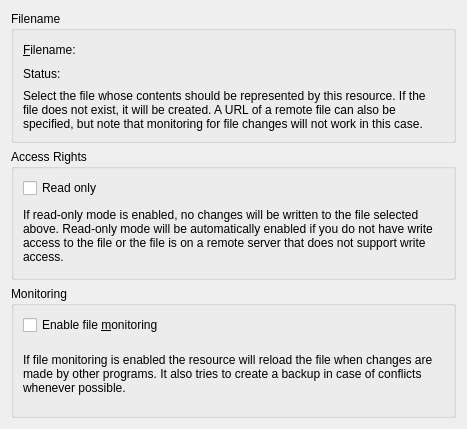
Old version of the form resources/shared/singlefileresourceconfigwidget_desktop.ui in the repository KDE/kdepim-runtime.
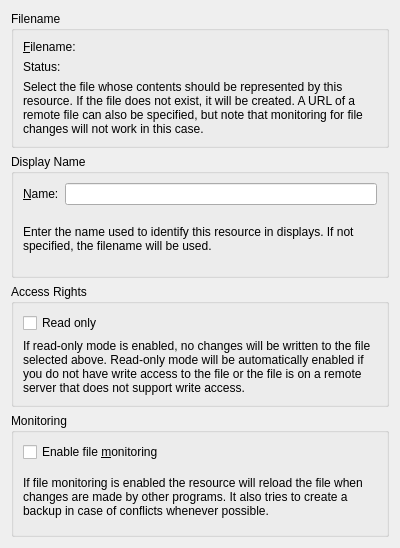
New version of the form. Custom widgets are drawn as their Qt base class.

Commit message: Move resource configure() method into singlefileresource.h, to enable the common functionality to be provided by the base class. Execute synchronizeCollections() after config dialog OK, to load new settings from the config file.

```diff
--- a/resources/shared/singlefileresourceconfigwidget_desktop.ui
+++ b/resources/shared/singlefileresourceconfigwidget_desktop.ui
@@ -2,19 +2,17 @@
 <ui version="4.0">
  <class>SingleFileResourceConfigWidget</class>
  <widget class="QWidget" name="SingleFileResourceConfigWidget">
-  <property name="geometry">
-   <rect>
-    <x>0</x>
-    <y>0</y>
-    <width>467</width>
-    <height>429</height>
-   </rect>
+  <property name="minimumSize">
+   <size>
+    <width>400</width>
+    <height>10</height>
+   </size>
   </property>
   <attribute name="title">
    <string>File</string>
   </attribute>
   <layout class="QGridLayout" name="gridLayout_3">
-   <item row="1" column="0">
+   <item row="2" column="0">
     <widget class="QGroupBox" name="groupBox">
      <property name="title">
       <string>Access Rights</string>
@@ -40,7 +38,7 @@
      </layout>
     </widget>
    </item>
-   <item row="2" column="0">
+   <item row="3" column="0">
     <widget class="QGroupBox" name="groupBox_MonitorFile">
      <property name="title">
       <string>Monitoring</string>
@@ -109,9 +107,50 @@
      </layout>
     </widget>
    </item>
+   <item row="1" column="0">
+    <widget class="QGroupBox" name="groupBox_3">
+     <property name="title">
+      <string>Display Name</string>
+     </property>
+     <layout class="QVBoxLayout" name="verticalLayout_2">
+      <item>
+       <layout class="QHBoxLayout" name="horizontalLayout_2">
+        <item>
+         <widget class="QLabel" name="label_1">
+          <property name="text">
+           <string>&amp;Name:</string>
+          </property>
+          <property name="buddy">
+           <cstring>kcfg_DisplayName</cstring>
+          </property>
+         </widget>
+        </item>
+        <item>
+         <widget class="KLineEdit" name="kcfg_DisplayName"/>
+        </item>
+       </layout>
+      </item>
+      <item>
+       <widget class="QLabel" name="label_4">
+        <property name="text">
+         <string>Enter the name used to identify this resource in displays. If not specified, the filename will be used.</string>
+        </property>
+        <property name="wordWrap">
+         <bool>true</bool>
+        </property>
+       </widget>
+      </item>
+     </layout>
+    </widget>
+   </item>
   </layout>
  </widget>
  <customwidgets>
+  <customwidget>
+   <class>KLineEdit</class>
+   <extends>QLineEdit</extends>
+   <header>klineedit.h</header>
+  </customwidget>
   <customwidget>
    <class>KUrlRequester</class>
    <extends>QFrame</extends>
```
The commit also changes 16 other files.
